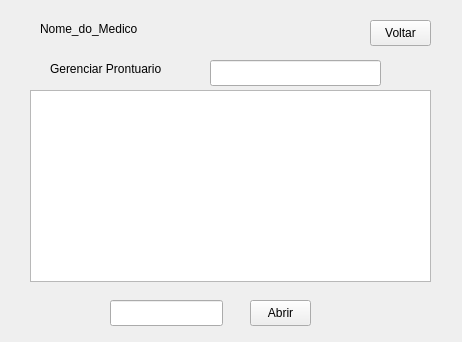
The window that DrWell/telagerenciarprontuarios.ui (danzagroba/Dr.Well) describes before a commit, drawn with Qt 5.
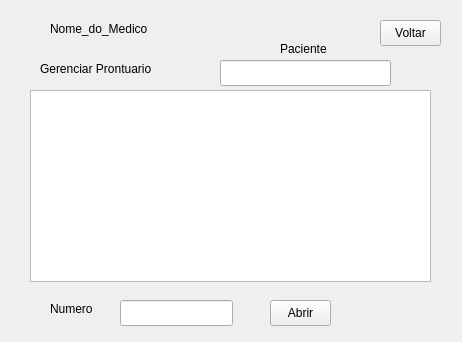
The same window after the commit.

Commit message: ajuste telas medico

Diff of the .ui file:
```diff
--- a/DrWell/telagerenciarprontuarios.ui
+++ b/DrWell/telagerenciarprontuarios.ui
@@ -16,7 +16,7 @@
   <widget class="QLabel" name="label">
    <property name="geometry">
     <rect>
-     <x>40</x>
+     <x>50</x>
      <y>20</y>
      <width>131</width>
      <height>18</height>
@@ -29,7 +29,7 @@
   <widget class="QLabel" name="label_2">
    <property name="geometry">
     <rect>
-     <x>50</x>
+     <x>40</x>
      <y>60</y>
      <width>141</width>
      <height>18</height>
@@ -42,7 +42,7 @@
   <widget class="QLineEdit" name="lineEdit">
    <property name="geometry">
     <rect>
-     <x>210</x>
+     <x>220</x>
      <y>60</y>
      <width>171</width>
      <height>26</height>
@@ -62,7 +62,7 @@
   <widget class="QLineEdit" name="lineEdit_2">
    <property name="geometry">
     <rect>
-     <x>110</x>
+     <x>120</x>
      <y>300</y>
      <width>113</width>
      <height>26</height>
@@ -72,7 +72,7 @@
   <widget class="QPushButton" name="pushButton">
    <property name="geometry">
     <rect>
-     <x>250</x>
+     <x>270</x>
      <y>300</y>
      <width>61</width>
      <height>26</height>
@@ -85,7 +85,7 @@
   <widget class="QPushButton" name="pushButton_2">
    <property name="geometry">
     <rect>
-     <x>370</x>
+     <x>380</x>
      <y>20</y>
      <width>61</width>
      <height>26</height>
@@ -95,6 +95,32 @@
     <string>Voltar</string>
    </property>
   </widget>
+  <widget class="QLabel" name="label_3">
+   <property name="geometry">
+    <rect>
+     <x>280</x>
+     <y>40</y>
+     <width>66</width>
+     <height>18</height>
+    </rect>
+   </property>
+   <property name="text">
+    <string>Paciente</string>
+   </property>
+  </widget>
+  <widget class="QLabel" name="label_4">
+   <property name="geometry">
+    <rect>
+     <x>50</x>
+     <y>300</y>
+     <width>66</width>
+     <height>18</height>
+    </rect>
+   </property>
+   <property name="text">
+    <string>Numero</string>
+   </property>
+  </widget>
  </widget>
  <resources/>
  <connections/>
```
The commit also changes 5 other files.
